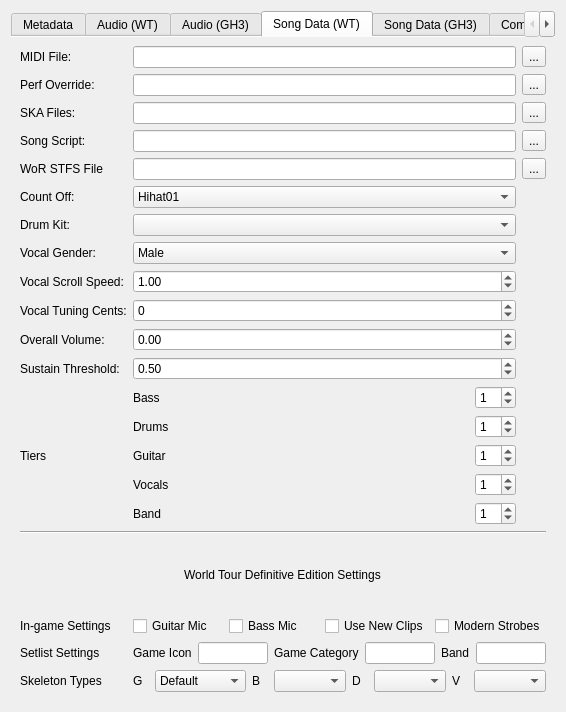
First picture: the form in gui/project_files/compile_package.ui, repository AddyMills/Addys-Guitar-Hero-Toolkit, before the edit.
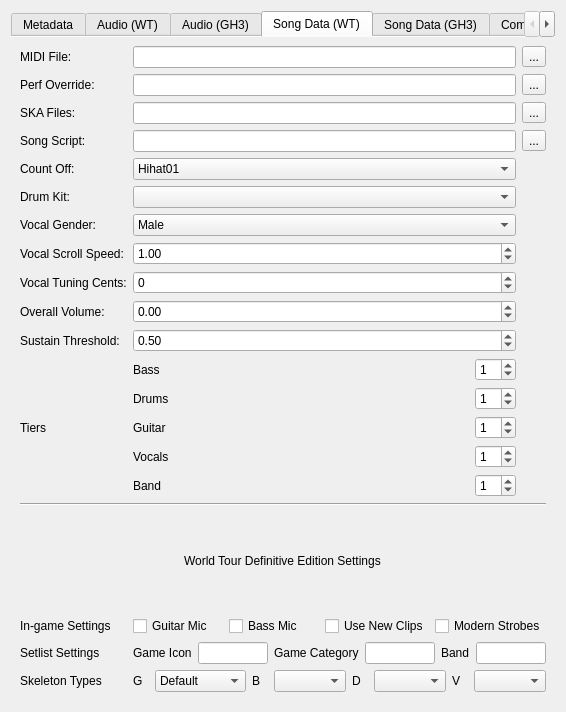
Second picture: the form after the edit. The open tabs and pages were chosen to show the change.

Commit message: File paths are now relative to the project file

```diff
--- a/gui/project_files/compile_package.ui
+++ b/gui/project_files/compile_package.ui
@@ -31,7 +31,7 @@
         </sizepolicy>
        </property>
        <property name="currentIndex">
-        <number>5</number>
+        <number>2</number>
        </property>
        <property name="documentMode">
         <bool>true</bool>
@@ -1242,40 +1242,6 @@
             </property>
             <item>
              <layout class="QGridLayout" name="gridLayout_3">
-              <item row="17" column="1" colspan="2">
-               <layout class="QHBoxLayout" name="setlist_settings_layout">
-                <item>
-                 <widget class="QLabel" name="game_icon_label">
-                  <property name="text">
-                   <string>Game Icon</string>
-                  </property>
-                 </widget>
-                </item>
-                <item>
-                 <widget class="QLineEdit" name="game_icon_input"/>
-                </item>
-                <item>
-                 <widget class="QLabel" name="game_category_label">
-                  <property name="text">
-                   <string>Game Category</string>
-                  </property>
-                 </widget>
-                </item>
-                <item>
-                 <widget class="QLineEdit" name="game_category_input"/>
-                </item>
-                <item>
-                 <widget class="QLabel" name="band_label">
-                  <property name="text">
-                   <string>Band</string>
-                  </property>
-                 </widget>
-                </item>
-                <item>
-                 <widget class="QLineEdit" name="band_input"/>
-                </item>
-               </layout>
-              </item>
               <item row="1" column="1">
                <widget class="QLineEdit" name="ghwt_perf_override_input">
                 <property name="toolTip">
@@ -1283,235 +1249,49 @@
                 </property>
                </widget>
               </item>
-              <item row="11" column="1">
-               <widget class="QDoubleSpinBox" name="ghwt_band_vol">
-                <property name="minimum">
-                 <double>-10.000000000000000</double>
-                </property>
-                <property name="maximum">
-                 <double>5.000000000000000</double>
-                </property>
-                <property name="singleStep">
-                 <double>0.500000000000000</double>
-                </property>
-               </widget>
-              </item>
-              <item row="7" column="0">
-               <widget class="QLabel" name="ghwt_drumkit_label">
-                <property name="text">
-                 <string>Drum Kit:</string>
-                </property>
-               </widget>
-              </item>
-              <item row="0" column="1">
-               <widget class="QLineEdit" name="ghwt_midi_file_input"/>
-              </item>
-              <item row="5" column="0">
-               <widget class="QLabel" name="ghwt_countoff_label">
-                <property name="text">
-                 <string>Count Off:</string>
-                </property>
-               </widget>
-              </item>
-              <item row="15" column="0" colspan="3" alignment="Qt::AlignHCenter">
-               <widget class="QLabel" name="other_settings_label">
-                <property name="text">
-                 <string>World Tour Definitive Edition Settings</string>
-                </property>
-               </widget>
-              </item>
-              <item row="4" column="2">
-               <widget class="QToolButton" name="ghwor_stfs_select">
+              <item row="1" column="2">
+               <widget class="QToolButton" name="ghwt_perf_override_select">
                 <property name="text">
                  <string>...</string>
                 </property>
                </widget>
               </item>
-              <item row="4" column="1">
-               <widget class="QLineEdit" name="ghwor_stfs_input"/>
-              </item>
-              <item row="3" column="0">
-               <widget class="QLabel" name="ghwt_song_script_label">
+              <item row="1" column="0">
+               <widget class="QLabel" name="ghwt_perf_override_label">
                 <property name="text">
-                 <string>Song Script:</string>
+                 <string>Perf Override:</string>
                 </property>
                </widget>
               </item>
-              <item row="5" column="1">
-               <widget class="QComboBox" name="ghwt_countoff_select">
-                <item>
-                 <property name="text">
-                  <string notr="true">Hihat01</string>
-                 </property>
-                </item>
-                <item>
-                 <property name="text">
-                  <string notr="true">Hihat02</string>
-                 </property>
-                </item>
-                <item>
-                 <property name="text">
-                  <string notr="true">Hihat03</string>
-                 </property>
-                </item>
-                <item>
-                 <property name="text">
-                  <string notr="true">Sticks_Huge</string>
-                 </property>
-                </item>
-                <item>
-                 <property name="text">
-                  <string notr="true">Sticks_Normal</string>
-                 </property>
-                </item>
-                <item>
-                 <property name="text">
-                  <string notr="true">Sticks_Tiny</string>
-                 </property>
-                </item>
-               </widget>
-              </item>
-              <item row="13" column="1">
-               <layout class="QGridLayout" name="tiers_layout">
-                <item row="4" column="0">
-                 <widget class="QLabel" name="band_tier_label">
-                  <property name="text">
-                   <string>Band</string>
-                  </property>
-                 </widget>
-                </item>
-                <item row="3" column="0">
-                 <widget class="QLabel" name="vocal_tier_label">
-                  <property name="text">
-                   <string>Vocals</string>
-                  </property>
-                 </widget>
-                </item>
-                <item row="1" column="0">
-                 <widget class="QLabel" name="drums_tier_label">
-                  <property name="text">
-                   <string>Drums</string>
-                  </property>
-                 </widget>
-                </item>
-                <item row="2" column="0">
-                 <widget class="QLabel" name="guitar_tier_label">
-                  <property name="text">
-                   <string>Guitar</string>
-                  </property>
-                 </widget>
-                </item>
-                <item row="0" column="0">
-                 <widget class="QLabel" name="bass_tier_label">
-                  <property name="text">
-                   <string>Bass</string>
-                  </property>
-                 </widget>
-                </item>
-                <item row="0" column="1">
-                 <widget class="QSpinBox" name="bass_tier_value">
-                  <property name="sizePolicy">
-                   <sizepolicy hsizetype="Fixed" vsizetype="Fixed">
-                    <horstretch>0</horstretch>
-                    <verstretch>0</verstretch>
-                   </sizepolicy>
-                  </property>
-                  <property name="maximum">
-                   <number>10</number>
-                  </property>
-                  <property name="value">
-                   <number>1</number>
-                  </property>
-                 </widget>
-                </item>
-                <item row="1" column="1">
-                 <widget class="QSpinBox" name="drums_tier_value">
-                  <property name="sizePolicy">
-                   <sizepolicy hsizetype="Fixed" vsizetype="Fixed">
-                    <horstretch>0</horstretch>
-                    <verstretch>0</verstretch>
-                   </sizepolicy>
-                  </property>
-                  <property name="maximum">
-                   <number>10</number>
-                  </property>
-                  <property name="value">
-                   <number>1</number>
-                  </property>
-                 </widget>
-                </item>
-                <item row="2" column="1">
-                 <widget class="QSpinBox" name="guitar_tier_value">
-                  <property name="sizePolicy">
-                   <sizepolicy hsizetype="Fixed" vsizetype="Fixed">
-                    <horstretch>0</horstretch>
-                    <verstretch>0</verstretch>
-                   </sizepolicy>
-                  </property>
-                  <property name="maximum">
-                   <number>10</number>
-                  </property>
-                  <property name="value">
-                   <number>1</number>
-                  </property>
-                 </widget>
-                </item>
-                <item row="3" column="1">
-                 <widget class="QSpinBox" name="vocals_tier_value">
-                  <property name="sizePolicy">
-                   <sizepolicy hsizetype="Fixed" vsizetype="Fixed">
-                    <horstretch>0</horstretch>
-                    <verstretch>0</verstretch>
-                   </sizepolicy>
-                  </property>
-                  <property name="maximum">
-                   <number>10</number>
-                  </property>
-                  <property name="value">
-                   <number>1</number>
-                  </property>
-                 </widget>
-                </item>
-                <item row="4" column="1">
-                 <widget class="QSpinBox" name="band_tier_value">
-                  <property name="sizePolicy">
-                   <sizepolicy hsizetype="Fixed" vsizetype="Fixed">
-                    <horstretch>0</horstretch>
-                    <verstretch>0</verstretch>
-                   </sizepolicy>
-                  </property>
-                  <property name="maximum">
-                   <number>10</number>
-                  </property>
-                  <property name="value">
-                   <number>1</number>
-                  </property>
-                 </widget>
-                </item>
-               </layout>
-              </item>
-              <item row="9" column="1">
-               <widget class="QDoubleSpinBox" name="vocal_scroll_speed_input">
-                <property name="value">
-                 <double>1.000000000000000</double>
-                </property>
-               </widget>
-              </item>
-              <item row="13" column="0">
-               <widget class="QLabel" name="tiers_label">
-                <property name="text">
-                 <string>Tiers</string>
-                </property>
-               </widget>
-              </item>
-              <item row="9" column="0">
+              <item row="8" column="0">
                <widget class="QLabel" name="vocal_speed_label">
                 <property name="text">
                  <string>Vocal Scroll Speed:</string>
                 </property>
                </widget>
               </item>
-              <item row="18" column="1" colspan="2">
+              <item row="7" column="0">
+               <widget class="QLabel" name="ghwt_vocal_gender_label">
+                <property name="text">
+                 <string>Vocal Gender:</string>
+                </property>
+               </widget>
+              </item>
+              <item row="8" column="1">
+               <widget class="QDoubleSpinBox" name="vocal_scroll_speed_input">
+                <property name="value">
+                 <double>1.000000000000000</double>
+                </property>
+               </widget>
+              </item>
+              <item row="4" column="0">
+               <widget class="QLabel" name="ghwt_countoff_label">
+                <property name="text">
+                 <string>Count Off:</string>
+                </property>
+               </widget>
+              </item>
+              <item row="17" column="1" colspan="2">
                <layout class="QHBoxLayout" name="skeleton_types_layout">
                 <item>
                  <widget class="QLabel" name="skeleton_type_g_label">
@@ -1591,14 +1371,28 @@
                 </item>
                </layout>
               </item>
-              <item row="11" column="0">
-               <widget class="QLabel" name="ghwt_band_vol_label">
+              <item row="9" column="0">
+               <widget class="QLabel" name="ghwt_vocal_cents_label">
                 <property name="text">
-                 <string>Overall Volume:</string>
+                 <string>Vocal Tuning Cents:</string>
                 </property>
                </widget>
               </item>
-              <item row="16" column="1" colspan="2">
+              <item row="16" column="0">
+               <widget class="QLabel" name="label_3">
+                <property name="text">
+                 <string>Setlist Settings</string>
+                </property>
+               </widget>
+              </item>
+              <item row="0" column="2">
+               <widget class="QToolButton" name="ghwt_midi_file_select">
+                <property name="text">
+                 <string>...</string>
+                </property>
+               </widget>
+              </item>
+              <item row="15" column="1" colspan="2">
                <layout class="QHBoxLayout" name="horizontalLayout_9">
                 <item>
                  <widget class="QCheckBox" name="guitar_mic_check">
@@ -1630,13 +1424,6 @@
                 </item>
                </layout>
               </item>
-              <item row="10" column="0">
-               <widget class="QLabel" name="ghwt_vocal_cents_label">
-                <property name="text">
-                 <string>Vocal Tuning Cents:</string>
-                </property>
-               </widget>
-              </item>
               <item row="2" column="1">
                <widget class="QLineEdit" name="ghwt_ska_files_input">
                 <property name="toolTip">
@@ -1644,65 +1431,57 @@
                 </property>
                </widget>
               </item>
-              <item row="1" column="2">
-               <widget class="QToolButton" name="ghwt_perf_override_select">
+              <item row="14" column="0" colspan="3" alignment="Qt::AlignHCenter">
+               <widget class="QLabel" name="other_settings_label">
                 <property name="text">
-                 <string>...</string>
+                 <string>World Tour Definitive Edition Settings</string>
                 </property>
                </widget>
               </item>
-              <item row="2" column="2">
-               <widget class="QToolButton" name="ghwt_ska_files_select">
-                <property name="text">
-                 <string>...</string>
-                </property>
-               </widget>
-              </item>
-              <item row="2" column="0">
-               <widget class="QLabel" name="ghwt_ska_files_label">
-                <property name="text">
-                 <string>SKA Files:</string>
-                </property>
-               </widget>
+              <item row="6" column="1">
+               <widget class="QComboBox" name="ghwt_drumkit_select"/>
               </item>
               <item row="17" column="0">
-               <widget class="QLabel" name="label_3">
+               <widget class="QLabel" name="skeleton_types_label">
                 <property name="text">
-                 <string>Setlist Settings</string>
+                 <string>Skeleton Types</string>
                 </property>
                </widget>
               </item>
-              <item row="3" column="2">
-               <widget class="QToolButton" name="ghwt_song_script_select">
-                <property name="text">
-                 <string>...</string>
+              <item row="10" column="1">
+               <widget class="QDoubleSpinBox" name="ghwt_band_vol">
+                <property name="minimum">
+                 <double>-10.000000000000000</double>
                 </property>
+                <property name="maximum">
+                 <double>5.000000000000000</double>
+                </property>
+                <property name="singleStep">
+                 <double>0.500000000000000</double>
+                </property>
                </widget>
               </item>
-              <item row="16" column="0">
+              <item row="13" column="0" colspan="3">
+               <widget class="Line" name="line_10">
+                <property name="orientation">
+                 <enum>Qt::Horizontal</enum>
+                </property>
+               </widget>
+              </item>
+              <item row="15" column="0">
                <widget class="QLabel" name="label_7">
                 <property name="text">
                  <string>In-game Settings</string>
                 </property>
                </widget>
               </item>
-              <item row="3" column="1">
-               <widget class="QLineEdit" name="ghwt_song_script_input"/>
+              <item row="0" column="1">
+               <widget class="QLineEdit" name="ghwt_midi_file_input"/>
               </item>
-              <item row="14" column="0" colspan="3">
-               <widget class="Line" name="line_10">
-                <property name="orientation">
-                 <enum>Qt::Horizontal</enum>
-                </property>
-               </widget>
-              </item>
-              <item row="7" column="1">
-               <widget class="QComboBox" name="ghwt_drumkit_select"/>
-              </item>
-              <item row="8" column="0">
-               <widget class="QLabel" name="ghwt_vocal_gender_label">
+              <item row="12" column="0">
+               <widget class="QLabel" name="tiers_label">
                 <property name="text">
-                 <string>Vocal Gender:</string>
+                 <string>Tiers</string>
                 </property>
                </widget>
               </item>
@@ -1713,28 +1492,184 @@
                 </property>
                </widget>
               </item>
-              <item row="1" column="0">
-               <widget class="QLabel" name="ghwt_perf_override_label">
+              <item row="12" column="1">
+               <layout class="QGridLayout" name="tiers_layout">
+                <item row="4" column="0">
+                 <widget class="QLabel" name="band_tier_label">
+                  <property name="text">
+                   <string>Band</string>
+                  </property>
+                 </widget>
+                </item>
+                <item row="3" column="0">
+                 <widget class="QLabel" name="vocal_tier_label">
+                  <property name="text">
+                   <string>Vocals</string>
+                  </property>
+                 </widget>
+                </item>
+                <item row="1" column="0">
+                 <widget class="QLabel" name="drums_tier_label">
+                  <property name="text">
+                   <string>Drums</string>
+                  </property>
+                 </widget>
+                </item>
+                <item row="2" column="0">
+                 <widget class="QLabel" name="guitar_tier_label">
+                  <property name="text">
+                   <string>Guitar</string>
+                  </property>
+                 </widget>
+                </item>
+                <item row="0" column="0">
+                 <widget class="QLabel" name="bass_tier_label">
+                  <property name="text">
+                   <string>Bass</string>
+                  </property>
+                 </widget>
+                </item>
+                <item row="0" column="1">
+                 <widget class="QSpinBox" name="bass_tier_value">
+                  <property name="sizePolicy">
+                   <sizepolicy hsizetype="Fixed" vsizetype="Fixed">
+                    <horstretch>0</horstretch>
+                    <verstretch>0</verstretch>
+                   </sizepolicy>
+                  </property>
+                  <property name="maximum">
+                   <number>10</number>
+                  </property>
+                  <property name="value">
+                   <number>1</number>
+                  </property>
+                 </widget>
+                </item>
+                <item row="1" column="1">
+                 <widget class="QSpinBox" name="drums_tier_value">
+                  <property name="sizePolicy">
+                   <sizepolicy hsizetype="Fixed" vsizetype="Fixed">
+                    <horstretch>0</horstretch>
+                    <verstretch>0</verstretch>
+                   </sizepolicy>
+                  </property>
+                  <property name="maximum">
+                   <number>10</number>
+                  </property>
+                  <property name="value">
+                   <number>1</number>
+                  </property>
+                 </widget>
+                </item>
+                <item row="2" column="1">
+                 <widget class="QSpinBox" name="guitar_tier_value">
+                  <property name="sizePolicy">
+                   <sizepolicy hsizetype="Fixed" vsizetype="Fixed">
+                    <horstretch>0</horstretch>
+                    <verstretch>0</verstretch>
+                   </sizepolicy>
+                  </property>
+                  <property name="maximum">
+                   <number>10</number>
+                  </property>
+                  <property name="value">
+                   <number>1</number>
+                  </property>
+                 </widget>
+                </item>
+                <item row="3" column="1">
+                 <widget class="QSpinBox" name="vocals_tier_value">
+                  <property name="sizePolicy">
+                   <sizepolicy hsizetype="Fixed" vsizetype="Fixed">
+                    <horstretch>0</horstretch>
+                    <verstretch>0</verstretch>
+                   </sizepolicy>
+                  </property>
+                  <property name="maximum">
+                   <number>10</number>
+                  </property>
+                  <property name="value">
+                   <number>1</number>
+                  </property>
+                 </widget>
+                </item>
+                <item row="4" column="1">
+                 <widget class="QSpinBox" name="band_tier_value">
+                  <property name="sizePolicy">
+                   <sizepolicy hsizetype="Fixed" vsizetype="Fixed">
+                    <horstretch>0</horstretch>
+                    <verstretch>0</verstretch>
+                   </sizepolicy>
+                  </property>
+                  <property name="maximum">
+                   <number>10</number>
+                  </property>
+                  <property name="value">
+                   <number>1</number>
+                  </property>
+                 </widget>
+                </item>
+               </layout>
+              </item>
+              <item row="2" column="0">
+               <widget class="QLabel" name="ghwt_ska_files_label">
                 <property name="text">
-                 <string>Perf Override:</string>
+                 <string>SKA Files:</string>
                 </property>
                </widget>
               </item>
-              <item row="4" column="0">
-               <widget class="QLabel" name="ghwor_stfs_label">
+              <item row="3" column="2">
+               <widget class="QToolButton" name="ghwt_song_script_select">
                 <property name="text">
-                 <string>WoR STFS File</string>
+                 <string>...</string>
                 </property>
                </widget>
               </item>
-              <item row="18" column="0">
-               <widget class="QLabel" name="skeleton_types_label">
-                <property name="text">
-                 <string>Skeleton Types</string>
+              <item row="16" column="1" colspan="2">
+               <layout class="QHBoxLayout" name="setlist_settings_layout">
+                <item>
+                 <widget class="QLabel" name="game_icon_label">
+                  <property name="text">
+                   <string>Game Icon</string>
+                  </property>
+                 </widget>
+                </item>
+                <item>
+                 <widget class="QLineEdit" name="game_icon_input"/>
+                </item>
+                <item>
+                 <widget class="QLabel" name="game_category_label">
+                  <property name="text">
+                   <string>Game Category</string>
+                  </property>
+                 </widget>
+                </item>
+                <item>
+                 <widget class="QLineEdit" name="game_category_input"/>
+                </item>
+                <item>
+                 <widget class="QLabel" name="band_label">
+                  <property name="text">
+                   <string>Band</string>
+                  </property>
+                 </widget>
+                </item>
+                <item>
+                 <widget class="QLineEdit" name="band_input"/>
+                </item>
+               </layout>
+              </item>
+              <item row="11" column="1">
+               <widget class="QDoubleSpinBox" name="ghwt_whammy_cutoff">
+                <property name="toolTip">
+                 <string>&lt;html&gt;&lt;head/&gt;&lt;body&gt;&lt;p&gt;The threshold at which sustains appear. In World Tour, the default is 0.50 and it can be read as &amp;quot;If a note is longer than 50% of the current beat's length, it is a sustain.&amp;quot;&lt;/p&gt;&lt;p&gt;&lt;br/&gt;&lt;/p&gt;&lt;p&gt;In GH5 and up, this value is 0.45, meaning that a note only needs to be 45% the length of the distance between 2 beats.&lt;/p&gt;&lt;p&gt;&lt;br/&gt;&lt;/p&gt;&lt;p&gt;Make the number smaller to have more sustains appear (for lower BPMs), and make it larger to have fewer sustains appear (for higher BPMs).&lt;/p&gt;&lt;/body&gt;&lt;/html&gt;</string>
                 </property>
+                <property name="value">
+                 <double>0.500000000000000</double>
+                </property>
                </widget>
               </item>
-              <item row="8" column="1">
+              <item row="7" column="1">
                <widget class="QComboBox" name="ghwt_vocal_gender_select">
                 <item>
                  <property name="text">
@@ -1753,7 +1688,24 @@
                 </item>
                </widget>
               </item>
-              <item row="10" column="1">
+              <item row="3" column="0">
+               <widget class="QLabel" name="ghwt_song_script_label">
+                <property name="text">
+                 <string>Song Script:</string>
+                </property>
+               </widget>
+              </item>
+              <item row="11" column="0">
+               <widget class="QLabel" name="ghwt_whammy_cutoff_label">
+                <property name="text">
+                 <string>Sustain Threshold:</string>
+                </property>
+               </widget>
+              </item>
+              <item row="3" column="1">
+               <widget class="QLineEdit" name="ghwt_song_script_input"/>
+              </item>
+              <item row="9" column="1">
                <widget class="QSpinBox" name="ghwt_vocal_cents">
                 <property name="minimum">
                  <number>-50</number>
@@ -1763,27 +1715,58 @@
                 </property>
                </widget>
               </item>
-              <item row="0" column="2">
-               <widget class="QToolButton" name="ghwt_midi_file_select">
+              <item row="4" column="1">
+               <widget class="QComboBox" name="ghwt_countoff_select">
+                <item>
+                 <property name="text">
+                  <string notr="true">Hihat01</string>
+                 </property>
+                </item>
+                <item>
+                 <property name="text">
+                  <string notr="true">Hihat02</string>
+                 </property>
+                </item>
+                <item>
+                 <property name="text">
+                  <string notr="true">Hihat03</string>
+                 </property>
+                </item>
+                <item>
+                 <property name="text">
+                  <string notr="true">Sticks_Huge</string>
+                 </property>
+                </item>
+                <item>
+                 <property name="text">
+                  <string notr="true">Sticks_Normal</string>
+                 </property>
+                </item>
+                <item>
+                 <property name="text">
+                  <string notr="true">Sticks_Tiny</string>
+                 </property>
+                </item>
+               </widget>
+              </item>
+              <item row="6" column="0">
+               <widget class="QLabel" name="ghwt_drumkit_label">
+                <property name="text">
+                 <string>Drum Kit:</string>
+                </property>
+               </widget>
+              </item>
+              <item row="2" column="2">
+               <widget class="QToolButton" name="ghwt_ska_files_select">
                 <property name="text">
                  <string>...</string>
                 </property>
                </widget>
               </item>
-              <item row="12" column="0">
-               <widget class="QLabel" name="ghwt_whammy_cutoff_label">
+              <item row="10" column="0">
+               <widget class="QLabel" name="ghwt_band_vol_label">
                 <property name="text">
-                 <string>Sustain Threshold:</string>
-                </property>
-               </widget>
-              </item>
-              <item row="12" column="1">
-               <widget class="QDoubleSpinBox" name="ghwt_whammy_cutoff">
-                <property name="toolTip">
-                 <string>&lt;html&gt;&lt;head/&gt;&lt;body&gt;&lt;p&gt;The threshold at which sustains appear. In World Tour, the default is 0.50 and it can be read as &amp;quot;If a note is longer than 50% of the current beat's length, it is a sustain.&amp;quot;&lt;/p&gt;&lt;p&gt;&lt;br/&gt;&lt;/p&gt;&lt;p&gt;In GH5 and up, this value is 0.45, meaning that a note only needs to be 45% the length of the distance between 2 beats.&lt;/p&gt;&lt;p&gt;&lt;br/&gt;&lt;/p&gt;&lt;p&gt;Make the number smaller to have more sustains appear (for lower BPMs), and make it larger to have fewer sustains appear (for higher BPMs).&lt;/p&gt;&lt;/body&gt;&lt;/html&gt;</string>
-                </property>
-                <property name="value">
-                 <double>0.500000000000000</double>
+                 <string>Overall Volume:</string>
                 </property>
                </widget>
               </item>
```
Left out of the diff: 2 changed lines with no effect on the pictures. The commit also changes 2 other files.
